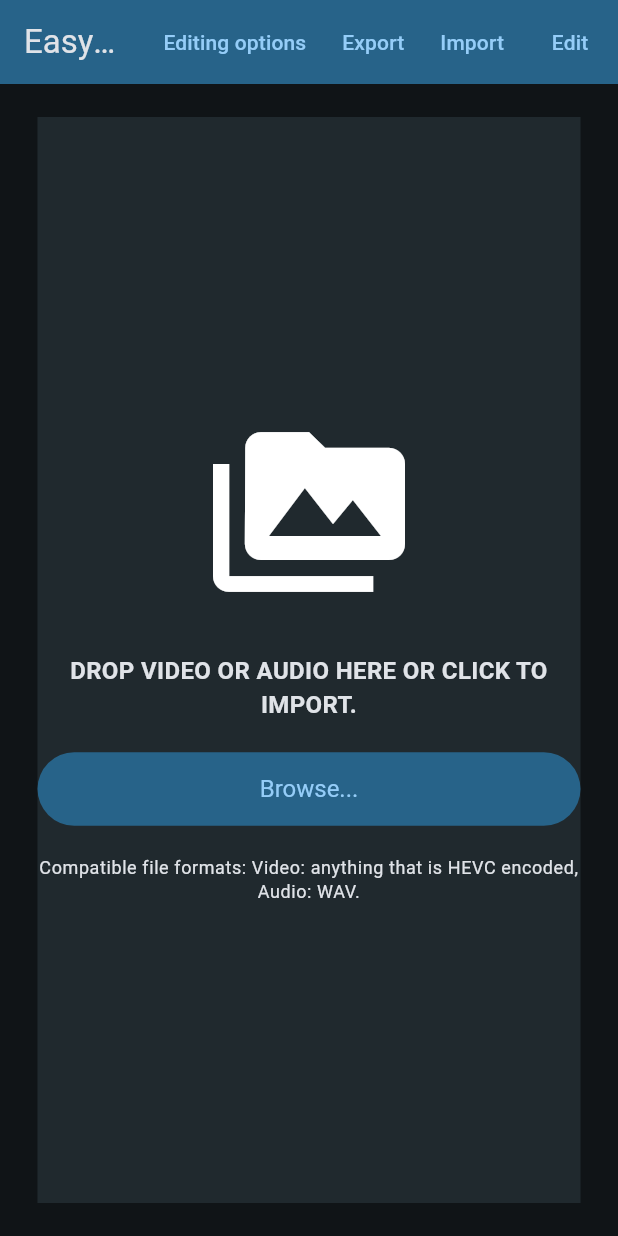
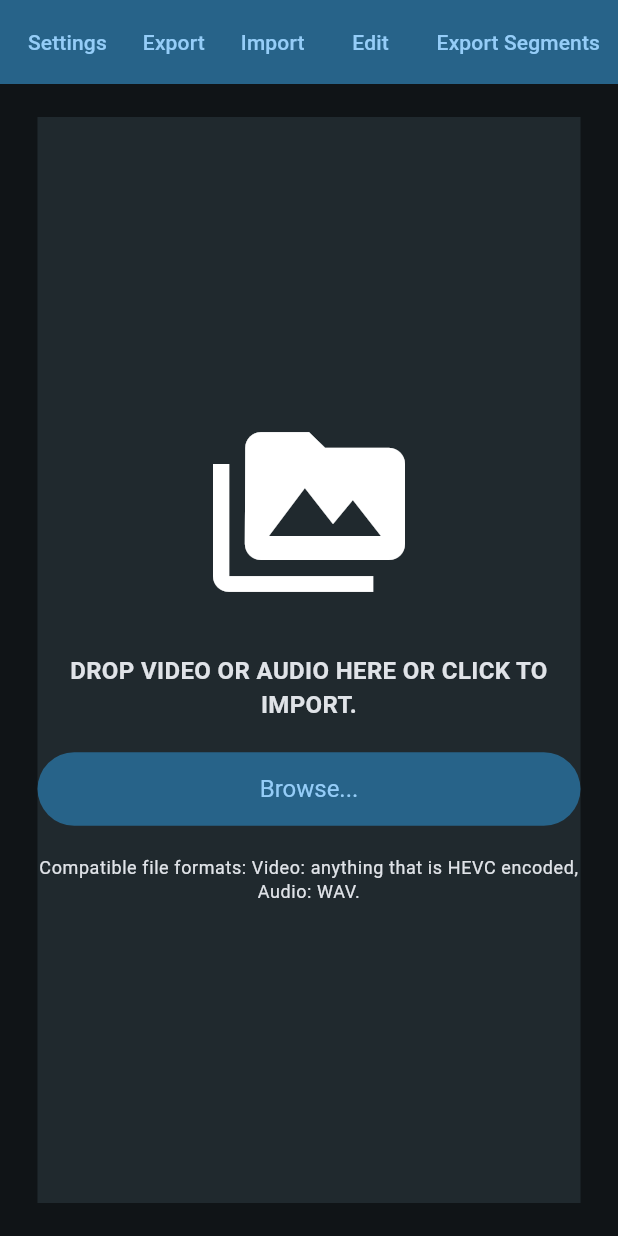
Before and after one commit to callisto-jovy/simple_editor, a Flutter app: the screen it shows after launch, after a tap on "Edit", on a phone screen of 412 x 824 dp. Run offline on Flutter 3.47's test engine with Material 2 defaults, Android fonts, the phone set to English and light mode, and no system bars; our stand-ins replace cross_file, file_picker, icons_plus, settings_ui; missing offline and left inert: dart:ffi, desktop_drop, fast_image_resizer, flexible_slider, flutter_audio_waveforms, jni and 3 more; statements that could not run were skipped.

Commit message:
Filters, editing and segment export. Also more documentation

```diff
--- a/jnigen.yaml
+++ b/jnigen.yaml
@@ -14,6 +14,7 @@
   extra_args:
     - '-M'
 
+suspend_fun_to_async: true
 
 class_path:
   - 'easy_edits\core\target\classes\'
--- a/lib/main.dart
+++ b/lib/main.dart
@@ -1,4 +1,5 @@
 import 'dart:io';
+import 'dart:isolate';
 
 import 'package:file_picker/file_picker.dart';
 import 'package:flutter/material.dart';
@@ -14,7 +15,6 @@
 import 'package:video_editor/utils/easy_edits_backend.dart';
 import 'package:video_editor/utils/file_util.dart' as file_util;
 import 'package:video_editor/widgets/file_drop.dart';
-
 
 const jarError = 'No JAR files were found.\n'
     'Run `dart run jnigen:download_maven_jars --config jnigen.yaml` '
@@ -46,7 +46,6 @@
     dylibDir: join('build', 'jni_libs'),
     classPath: ['easy_edits/core/target/classes', ...jars],
   );
-
 
   WidgetsFlutterBinding.ensureInitialized();
   // Necessary initialization for package:media_kit.
@@ -132,11 +131,20 @@
     }
   }
 
-  void _edit() async {
+  Future<void> _edit() async {
+    await config.ensureOutExists();
     //TODO: Make sure that the state is fulfilled.
     final String json = config.toJson();
+    // Run the export process in a new isolate
+    await Isolate.run(() => FlutterWrapper.edit(JString.fromString(json)));
+  }
 
-    FlutterWrapper.exportSegments(JString.fromString(json));
+  Future<void> _exportSegments() async {
+    await config.ensureOutExists();
+    //TODO: Make sure that the state is fulfilled.
+    final String json = config.toJson();
+    // Run the export process in a new isolate
+    await Isolate.run(() => FlutterWrapper.exportSegments(JString.fromString(json)));
   }
 
   @override
@@ -158,7 +166,7 @@
                     ),
                   );
                 },
-                child: const Text('Editing options'),
+                child: const Text('Settings'),
               ),
               TextButton(
                 onPressed: () => _saveFile(),
@@ -168,7 +176,14 @@
                 onPressed: () => _loadFile(),
                 child: const Text('Import'),
               ),
-              TextButton(onPressed: () => _edit(), child: const Text('Edit'))
+              TextButton(
+                onPressed: () => _edit(),
+                child: const Text('Edit'),
+              ),
+              TextButton(
+                onPressed: () => _exportSegments(),
+                child: const Text('Export Segments'),
+              )
             ],
           ),
         ],
--- a/lib/utils/config_util.dart
+++ b/lib/utils/config_util.dart
@@ -3,28 +3,60 @@
 import 'dart:typed_data';
 
 import 'package:jni/jni.dart';
+import 'package:video_editor/utils/model/filter_wrapper.dart';
 import 'package:video_editor/utils/model/timestamp.dart';
 
 import 'easy_edits_backend.dart';
 
+/// The applications output directory. The segments are exported there (& optionally edited together)
+Directory workingDirectory = Directory('editor_out')..createSync();
+
+/// Makes sure that the [Directory] exists
+Future<void> ensureOutExists() async {
+  final bool exists = await workingDirectory.exists();
+  if (!exists) {
+    await workingDirectory.create();
+  }
+}
+
+/// The applications [JsonEncoder] with a specified indent of two.
+const JsonEncoder encoder = JsonEncoder.withIndent('  ');
+
+/// The [String] config audio path for the edit
 String audioPath = '';
+
+/// The [String] config video path for the edit
 String videoPath = '';
 
+/// [double] for the peak threshold
 double peakThreshold = 0;
+
+/// [double] for the millisecond threshold between onsets
 double msThreshold = 0;
 
+/// Nullable [Duration], the intro start and end. If not set, it will just be ignored.
 Duration? introStart, introEnd;
 
+/// [List] will all the set timestamps
 final List<TimeStamp> timeStamps = [];
 
-const JsonEncoder encoder = JsonEncoder.withIndent('  ');
-
+/// [Map] of editing options. Key: the flag's key. Value: Whether the flag is to be enabled.
+/// TODO: grab from the backend (see filters).
 final Map<String, bool> editingOptions = {
   'WRITE_HDR_OPTIONS': true,
   'BEST_QUALITY': true,
   'SHUFFLE_SEQUENCES': false,
 };
 
+/// [Map] with all the backend's filters. Key: [String] (filter's name). Value [FilterWrapper]
+/// helper class to store the filter's value & whether it should be enabled.
+/// Makes a call to the backend through JNI and maps the result.
+final Map<String, FilterWrapper> filters = FlutterWrapper.getFilterValueMap()
+    .map((key, value) => MapEntry(
+        key.toDartString(releaseOriginal: true), value.toDartString(releaseOriginal: true)))
+    .map((key, value) => MapEntry(key, FilterWrapper(key, value, false)));
+
+/// Creates a JSON [String] with all the app's state.
 String toJson() {
   final JList<JDouble> beatTimes =
       AudioAnalyser.analyseBeats(JString.fromString(audioPath), peakThreshold, msThreshold);
@@ -34,7 +66,7 @@
     'source_audio': audioPath,
     'peak_threshold': peakThreshold,
     'ms_threshold': msThreshold,
-    'working_path': 'editor_out', //TODO: Setting for path
+    'working_path': workingDirectory.path, //TODO: Setting for path
     'output_path': 'edit_out.mp4', //TODO: Request for filename
     'editor_state': {
       'intro_start': introStart == null ? -1 : introStart!.inMicroseconds,
@@ -42,9 +74,15 @@
       'time_stamps': timeStamps.map((e) => e.start.inMicroseconds).toList(),
       'beat_times': beatTimes.map((e) => e.doubleValue(releaseOriginal: true)).toList(),
       'editing_flags': editingOptions,
-      'filters': [], // TODO: Enable & configure filters in the ui
+      'filters': filters.entries
+          .where((element) => element.value.enabled == true)
+          .map((e) => {'name': e.key, 'value': e.value.value})
+          .toList(),
     },
-    'thumbnails': timeStamps.map((e) => e.startFrame == null ? null : base64Encode(Uint8List.view(e.startFrame!.buffer))).toList()
+    'thumbnails': timeStamps
+        .map(
+            (e) => e.startFrame == null ? null : base64Encode(Uint8List.view(e.startFrame!.buffer)))
+        .toList()
   };
 
   return encoder.convert(json);
--- a/lib/utils/easy_edits_backend.dart
+++ b/lib/utils/easy_edits_backend.dart
@@ -176,6 +176,19 @@
   ) {
     return _exportSegments(string.reference).check();
   }
+
+  static final _edit = jniLookup<
+              ffi
+              .NativeFunction<jni.JniResult Function(ffi.Pointer<ffi.Void>)>>(
+          "FlutterWrapper__edit")
+      .asFunction<jni.JniResult Function(ffi.Pointer<ffi.Void>)>();
+
+  /// from: static public void edit(java.lang.String string)
+  static void edit(
+    jni.JString string,
+  ) {
+    return _edit(string.reference).check();
+  }
 }
 
 final class $FlutterWrapperType extends jni.JObjType<FlutterWrapper> {
```
Also changed, not shown: lib/pages/filter_page.dart (added, +65 -0 lines), lib/pages/settings_page.dart (+26 -3 lines), lib/utils/model/filter_wrapper.dart (added, +7 -0 lines).
